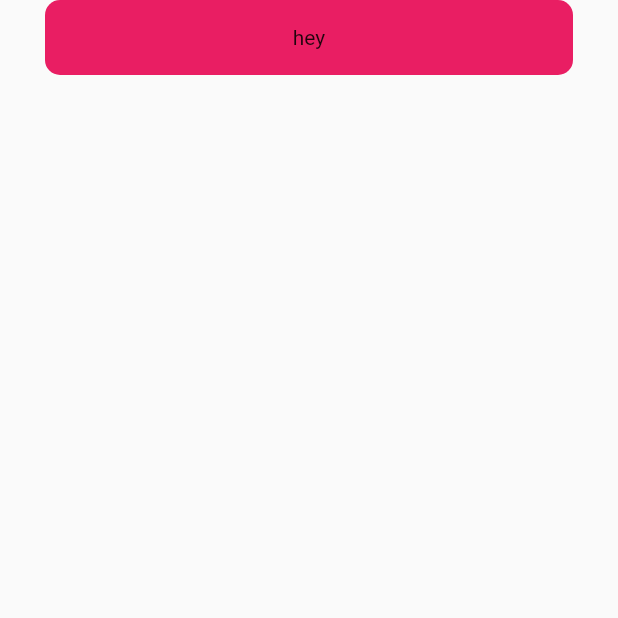
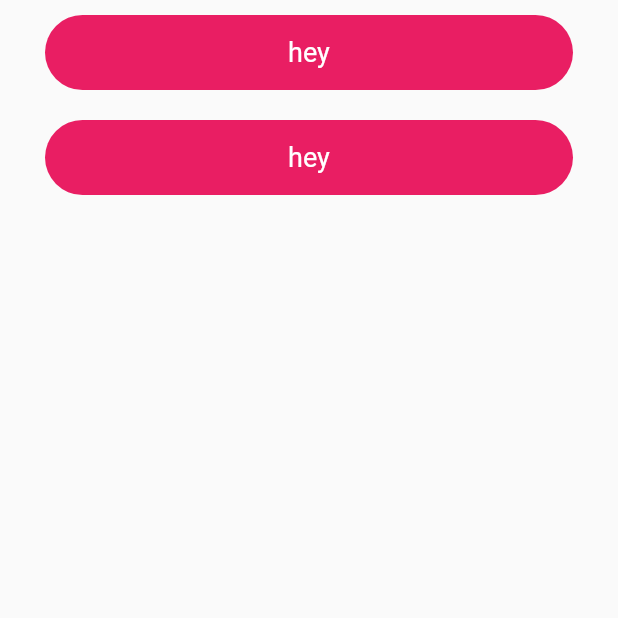
Before and after one commit to yashkc2025/gui_calculator, a Flutter app: the screen it shows after launch, on a phone screen of 412 x 824 dp, the top half of it. Run offline on Flutter 3.47's test engine with Material 2 defaults, Android fonts, the phone set to English and light mode, and no system bars.

Commit message:
button done

```diff
--- a/lib/components/buttons.dart
+++ b/lib/components/buttons.dart
@@ -5,15 +5,19 @@ class Buttons extends StatelessWidget {
 
   @override
   Widget build(BuildContext context) {
-    return Container(
+    return Padding(
+      padding: const EdgeInsets.symmetric(vertical: 10),
+      child: Container(
           height: 50,
           decoration: BoxDecoration(
             color: Colors.pink,
-          borderRadius: BorderRadius.circular(10),
+            borderRadius: BorderRadius.circular(50),
           ),
           child: const Center(
               child: Text(
             'hey',
-        )));
+            style: TextStyle(fontSize: 18, color: Colors.white),
+          ))),
+    );
   }
 }
--- a/lib/home_screen.dart
+++ b/lib/home_screen.dart
@@ -17,7 +17,7 @@ class _HomeScreenState extends State<HomeScreen> {
       child: Padding(
         padding: const EdgeInsets.symmetric(horizontal: 30),
         child: Column(
-          children: [Buttons()],
+          children: [const Buttons(), const Buttons()],
         ),
       ),
     ));
```
Lines whose indentation alone changed are shown as unchanged.
